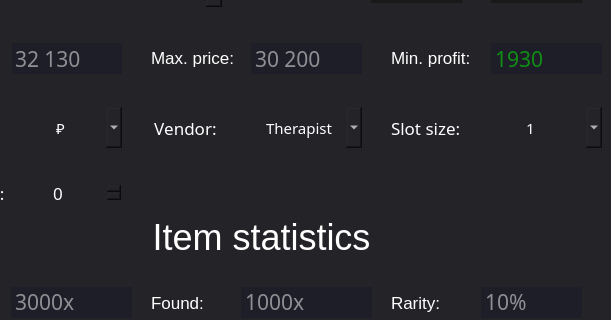
Before: the Qt Designer form gui/base_ui.ui in kennyhml/night-market, drawn with Qt 5; both pictures show x 409 to 1020 and y 100 to 420 of the 1020 by 619 pixel window.
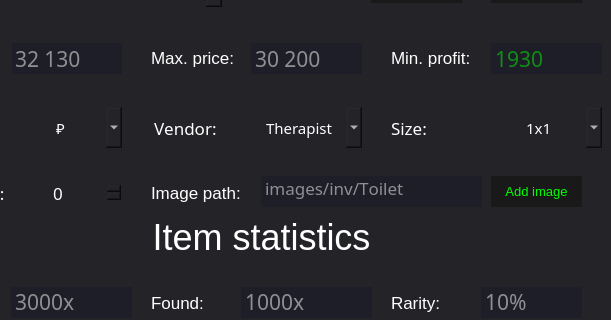
After: the same form once the commit is applied. The open tabs and pages were chosen to show the change. Icons and pictures are not drawn. Custom widgets are drawn as their Qt base class.

The edit to the form file:
```diff
--- a/gui/base_ui.ui
+++ b/gui/base_ui.ui
@@ -242,7 +242,7 @@
 </string>
     </property>
     <property name="currentIndex">
-     <number>3</number>
+     <number>2</number>
     </property>
     <widget class="QWidget" name="maintab_general_config">
      <attribute name="title">
@@ -5762,7 +5762,7 @@
 background-color: rgb(35,35,40)</string>
       </property>
       <property name="text">
-       <string>Slot size:</string>
+       <string>Size:</string>
       </property>
       <property name="alignment">
        <set>Qt::AlignLeading|Qt::AlignLeft|Qt::AlignVCenter</set>
@@ -5801,32 +5801,47 @@
       </property>
       <item>
        <property name="text">
-        <string>1</string>
+        <string>1x1</string>
        </property>
       </item>
       <item>
        <property name="text">
-        <string>2</string>
+        <string>1x2</string>
        </property>
       </item>
       <item>
        <property name="text">
-        <string>3</string>
+        <string>1x3</string>
        </property>
       </item>
       <item>
        <property name="text">
-        <string>4</string>
+        <string>2x2</string>
        </property>
       </item>
       <item>
        <property name="text">
-        <string>5</string>
+        <string>2x3</string>
        </property>
       </item>
       <item>
        <property name="text">
-        <string>6</string>
+        <string>3x2</string>
+       </property>
+      </item>
+      <item>
+       <property name="text">
+        <string>3x3</string>
+       </property>
+      </item>
+      <item>
+       <property name="text">
+        <string>3x4</string>
+       </property>
+      </item>
+      <item>
+       <property name="text">
+        <string>4x3</string>
        </property>
       </item>
      </widget>
@@ -8256,6 +8271,336 @@
        <string>Efficiency:</string>
       </property>
      </widget>
+     <widget class="QTextEdit" name="item_image_path">
+      <property name="geometry">
+       <rect>
+        <x>360</x>
+        <y>274</y>
+        <width>221</width>
+        <height>31</height>
+       </rect>
+      </property>
+      <property name="font">
+       <font>
+        <family>Segoe UI Variable Display Light</family>
+        <pointsize>13</pointsize>
+        <weight>50</weight>
+        <italic>false</italic>
+        <bold>false</bold>
+        <underline>false</underline>
+        <strikeout>false</strikeout>
+        <kerning>false</kerning>
+       </font>
+      </property>
+      <property name="toolTip">
+       <string>Define your skill priority order, they will be checked from left to right. For example:
+'4,5,6,7,8,1,2,3' would use skill 4 if it is available before proceeding to any other skill.
+The default values are the regular priorities, if left empty, regular priorities will be used.</string>
+      </property>
+      <property name="styleSheet">
+       <string notr="true">QTextEdit {
+	background-color: rgb(30,30,40);
+	color: rgb(255,255,255);
+}
+</string>
+      </property>
+      <property name="inputMethodHints">
+       <set>Qt::ImhDigitsOnly</set>
+      </property>
+      <property name="lineWidth">
+       <number>1</number>
+      </property>
+      <property name="verticalScrollBarPolicy">
+       <enum>Qt::ScrollBarAlwaysOff</enum>
+      </property>
+      <property name="horizontalScrollBarPolicy">
+       <enum>Qt::ScrollBarAlwaysOff</enum>
+      </property>
+      <property name="sizeAdjustPolicy">
+       <enum>QAbstractScrollArea::AdjustIgnored</enum>
+      </property>
+      <property name="autoFormatting">
+       <set>QTextEdit::AutoNone</set>
+      </property>
+      <property name="lineWrapMode">
+       <enum>QTextEdit::NoWrap</enum>
+      </property>
+      <property name="readOnly">
+       <bool>true</bool>
+      </property>
+      <property name="html">
+       <string>&lt;!DOCTYPE HTML PUBLIC &quot;-//W3C//DTD HTML 4.0//EN&quot; &quot;http://www.w3.org/TR/REC-html40/strict.dtd&quot;&gt;
+&lt;html&gt;&lt;head&gt;&lt;meta name=&quot;qrichtext&quot; content=&quot;1&quot; /&gt;&lt;style type=&quot;text/css&quot;&gt;
+p, li { white-space: pre-wrap; }
+&lt;/style&gt;&lt;/head&gt;&lt;body style=&quot; font-family:'Segoe UI Variable Display Light'; font-size:13pt; font-weight:400; font-style:normal;&quot;&gt;
+&lt;p align=&quot;center&quot; style=&quot;-qt-paragraph-type:empty; margin-top:0px; margin-bottom:0px; margin-left:0px; margin-right:0px; -qt-block-indent:0; text-indent:0px; font-size:16pt;&quot;&gt;&lt;br /&gt;&lt;/p&gt;&lt;/body&gt;&lt;/html&gt;</string>
+      </property>
+      <property name="placeholderText">
+       <string>images/inv/Toilet paper.png</string>
+      </property>
+     </widget>
+     <widget class="QLabel" name="set_item_value_11">
+      <property name="geometry">
+       <rect>
+        <x>250</x>
+        <y>270</y>
+        <width>101</width>
+        <height>41</height>
+       </rect>
+      </property>
+      <property name="palette">
+       <palette>
+        <active>
+         <colorrole role="WindowText">
+          <brush brushstyle="SolidPattern">
+           <color alpha="255">
+            <red>255</red>
+            <green>255</green>
+            <blue>255</blue>
+           </color>
+          </brush>
+         </colorrole>
+         <colorrole role="Button">
+          <brush brushstyle="SolidPattern">
+           <color alpha="255">
+            <red>35</red>
+            <green>35</green>
+            <blue>40</blue>
+           </color>
+          </brush>
+         </colorrole>
+         <colorrole role="Text">
+          <brush brushstyle="SolidPattern">
+           <color alpha="255">
+            <red>255</red>
+            <green>255</green>
+            <blue>255</blue>
+           </color>
+          </brush>
+         </colorrole>
+         <colorrole role="ButtonText">
+          <brush brushstyle="SolidPattern">
+           <color alpha="255">
+            <red>255</red>
+            <green>255</green>
+            <blue>255</blue>
+           </color>
+          </brush>
+         </colorrole>
+         <colorrole role="Base">
+          <brush brushstyle="SolidPattern">
+           <color alpha="255">
+            <red>35</red>
+            <green>35</green>
+            <blue>40</blue>
+           </color>
+          </brush>
+         </colorrole>
+         <colorrole role="Window">
+          <brush brushstyle="SolidPattern">
+           <color alpha="255">
+            <red>35</red>
+            <green>35</green>
+            <blue>40</blue>
+           </color>
+          </brush>
+         </colorrole>
+         <colorrole role="PlaceholderText">
+          <brush brushstyle="SolidPattern">
+           <color alpha="255">
+            <red>255</red>
+            <green>255</green>
+            <blue>255</blue>
+           </color>
+          </brush>
+         </colorrole>
+        </active>
+        <inactive>
+         <colorrole role="WindowText">
+          <brush brushstyle="SolidPattern">
+           <color alpha="255">
+            <red>255</red>
+            <green>255</green>
+            <blue>255</blue>
+           </color>
+          </brush>
+         </colorrole>
+         <colorrole role="Button">
+          <brush brushstyle="SolidPattern">
+           <color alpha="255">
+            <red>35</red>
+            <green>35</green>
+            <blue>40</blue>
+           </color>
+          </brush>
+         </colorrole>
+         <colorrole role="Text">
+          <brush brushstyle="SolidPattern">
+           <color alpha="255">
+            <red>255</red>
+            <green>255</green>
+            <blue>255</blue>
+           </color>
+          </brush>
+         </colorrole>
+         <colorrole role="ButtonText">
+          <brush brushstyle="SolidPattern">
+           <color alpha="255">
+            <red>255</red>
+            <green>255</green>
+            <blue>255</blue>
+           </color>
+          </brush>
+         </colorrole>
+         <colorrole role="Base">
+          <brush brushstyle="SolidPattern">
+           <color alpha="255">
+            <red>35</red>
+            <green>35</green>
+            <blue>40</blue>
+           </color>
+          </brush>
+         </colorrole>
+         <colorrole role="Window">
+          <brush brushstyle="SolidPattern">
+           <color alpha="255">
+            <red>35</red>
+            <green>35</green>
+            <blue>40</blue>
+           </color>
+          </brush>
+         </colorrole>
+         <colorrole role="PlaceholderText">
+          <brush brushstyle="SolidPattern">
+           <color alpha="255">
+            <red>255</red>
+            <green>255</green>
+            <blue>255</blue>
+           </color>
+          </brush>
+         </colorrole>
+        </inactive>
+        <disabled>
+         <colorrole role="WindowText">
+          <brush brushstyle="SolidPattern">
+           <color alpha="255">
+            <red>255</red>
+            <green>255</green>
+            <blue>255</blue>
+           </color>
+          </brush>
+         </colorrole>
+         <colorrole role="Button">
+          <brush brushstyle="SolidPattern">
+           <color alpha="255">
+            <red>35</red>
+            <green>35</green>
+            <blue>40</blue>
+           </color>
+          </brush>
+         </colorrole>
+         <colorrole role="Text">
+          <brush brushstyle="SolidPattern">
+           <color alpha="255">
+            <red>255</red>
+            <green>255</green>
+            <blue>255</blue>
+           </color>
+          </brush>
+         </colorrole>
+         <colorrole role="ButtonText">
+          <brush brushstyle="SolidPattern">
+           <color alpha="255">
+            <red>255</red>
+            <green>255</green>
+            <blue>255</blue>
+           </color>
+          </brush>
+         </colorrole>
+         <colorrole role="Base">
+          <brush brushstyle="SolidPattern">
+           <color alpha="255">
+            <red>35</red>
+            <green>35</green>
+            <blue>40</blue>
+           </color>
+          </brush>
+         </colorrole>
+         <colorrole role="Window">
+          <brush brushstyle="SolidPattern">
+           <color alpha="255">
+            <red>35</red>
+            <green>35</green>
+            <blue>40</blue>
+           </color>
+          </brush>
+         </colorrole>
+         <colorrole role="PlaceholderText">
+          <brush brushstyle="SolidPattern">
+           <color alpha="255">
+            <red>255</red>
+            <green>255</green>
+            <blue>255</blue>
+           </color>
+          </brush>
+         </colorrole>
+        </disabled>
+       </palette>
+      </property>
+      <property name="font">
+       <font>
+        <pointsize>13</pointsize>
+       </font>
+      </property>
+      <property name="styleSheet">
+       <string notr="true">color:rgb(255,255,255);
+background-color: rgb(35,35,40)</string>
+      </property>
+      <property name="text">
+       <string>Image path:</string>
+      </property>
+     </widget>
+     <widget class="QPushButton" name="add_image">
+      <property name="geometry">
+       <rect>
+        <x>590</x>
+        <y>274</y>
+        <width>91</width>
+        <height>31</height>
+       </rect>
+      </property>
+      <property name="font">
+       <font>
+        <pointsize>10</pointsize>
+       </font>
+      </property>
+      <property name="cursor">
+       <cursorShape>ArrowCursor</cursorShape>
+      </property>
+      <property name="mouseTracking">
+       <bool>false</bool>
+      </property>
+      <property name="toolTip">
+       <string>Add a new preset</string>
+      </property>
+      <property name="styleSheet">
+       <string notr="true">QPushButton:pressed {
+    background-color: rgb(141,124,102);
+}
+
+QPushButton:hover {
+    background-color: rgb(118,111,102);
+}
+
+QPushButton {
+    background-color: rgb(25,25,25);
+	color: rgb(0,255,0);
+}</string>
+      </property>
+      <property name="text">
+       <string>Add image</string>
+      </property>
+     </widget>
      <zorder>label_2</zorder>
      <zorder>select_item</zorder>
      <zorder>current_item</zorder>
@@ -8295,6 +8640,9 @@
      <zorder>set_item_value_9</zorder>
      <zorder>item_stats_efficiency</zorder>
      <zorder>set_item_value_10</zorder>
+     <zorder>item_image_path</zorder>
+     <zorder>set_item_value_11</zorder>
+     <zorder>add_image</zorder>
     </widget>
     <widget class="QWidget" name="maintab_statistics">
      <attribute name="title">
```
